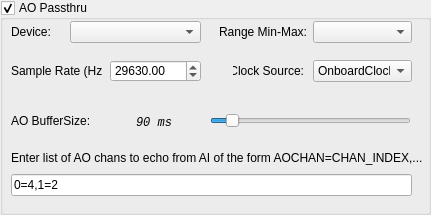
Old version of the form AOPassthru.ui in the repository acorver/SpikeGL.
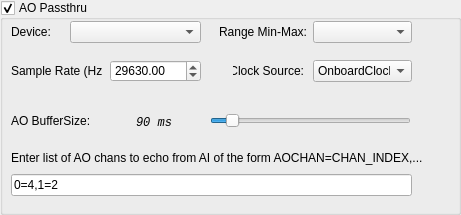
New version of the form.

Diff of the .ui file:
```diff
--- a/AOPassthru.ui
+++ b/AOPassthru.ui
@@ -6,7 +6,7 @@
    <rect>
     <x>0</x>
     <y>0</y>
-    <width>431</width>
+    <width>461</width>
     <height>215</height>
    </rect>
   </property>
@@ -18,7 +18,7 @@
     <rect>
      <x>0</x>
      <y>0</y>
-     <width>431</width>
+     <width>461</width>
      <height>215</height>
     </rect>
    </property>
```
